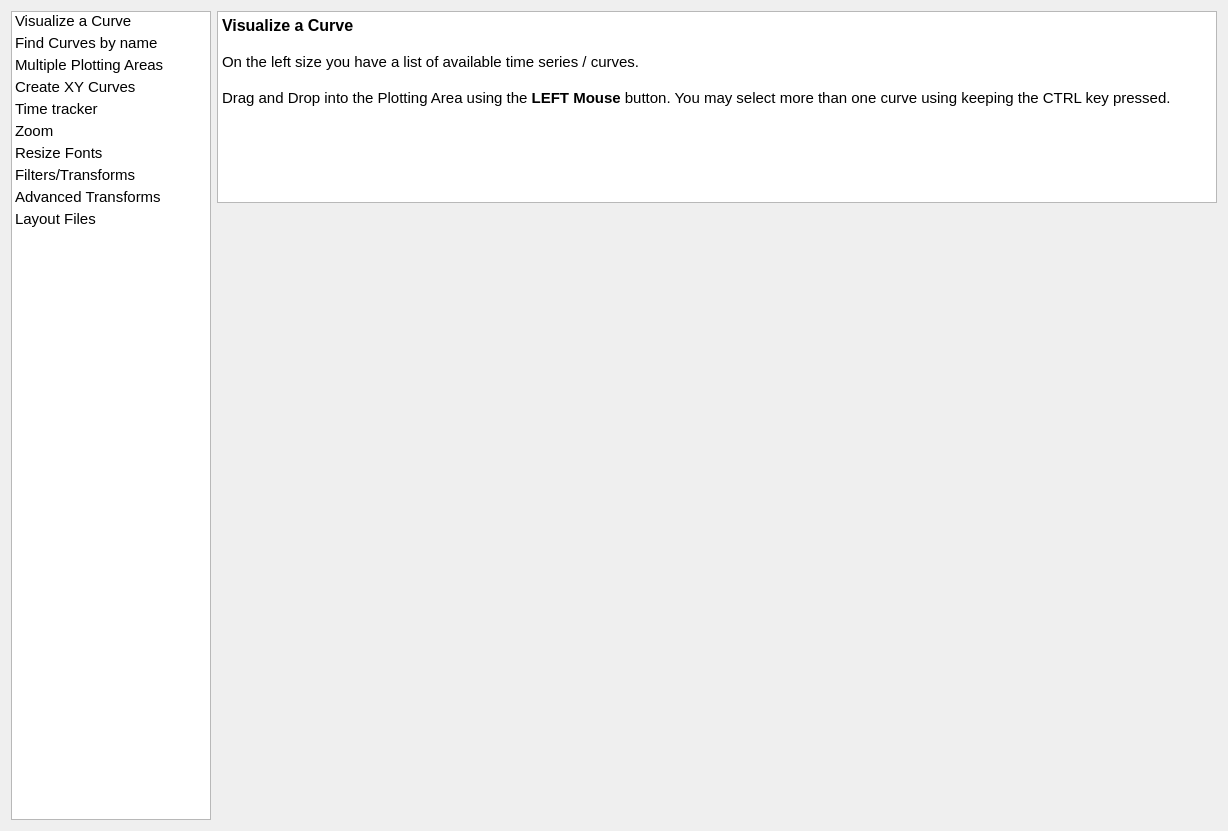
Before: the Qt Designer form plotjuggler_app/cheatsheet/cheatsheet_dialog.ui in ros2-gbp/plotjuggler-release, drawn with Qt 5.
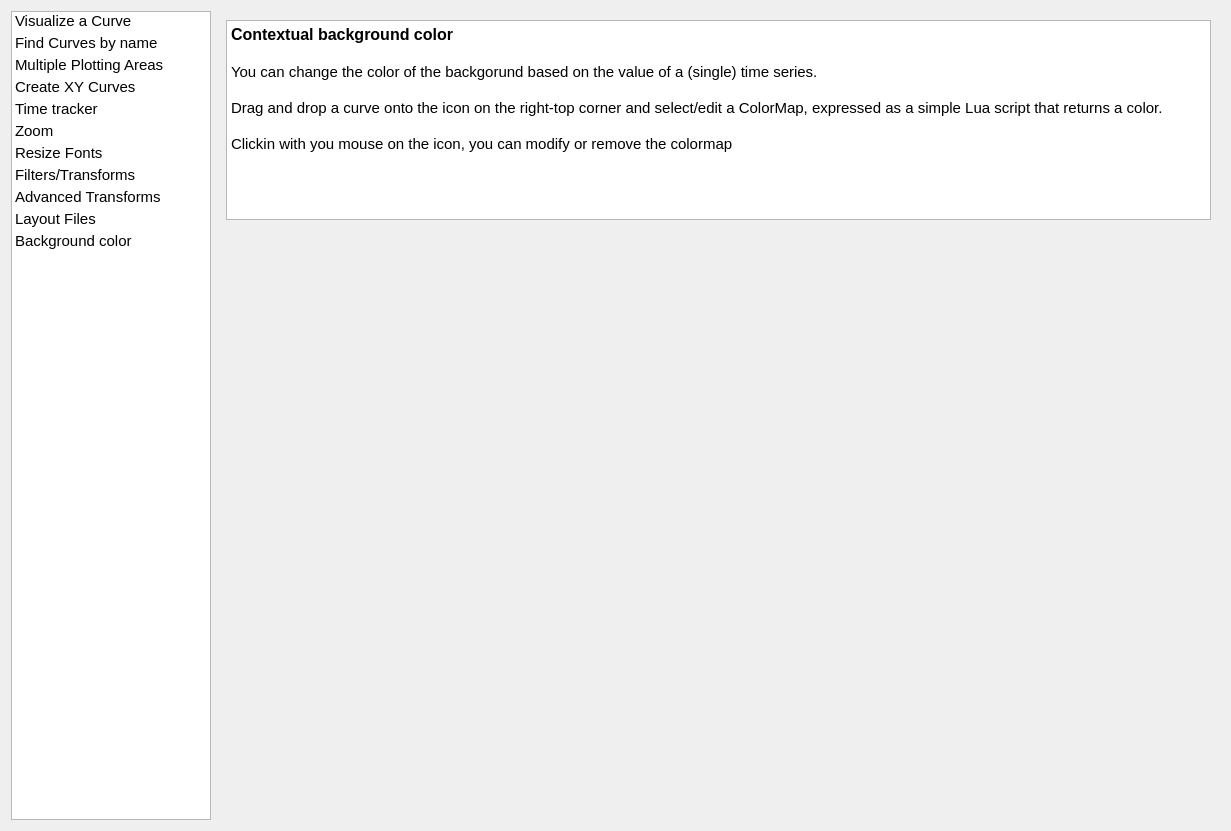
After: the same form once the commit is applied.

```diff
--- a/plotjuggler_app/cheatsheet/cheatsheet_dialog.ui
+++ b/plotjuggler_app/cheatsheet/cheatsheet_dialog.ui
@@ -6,7 +6,7 @@
    <rect>
     <x>0</x>
     <y>0</y>
-    <width>1226</width>
+    <width>1231</width>
     <height>831</height>
    </rect>
   </property>
@@ -94,6 +94,11 @@
          <string>Layout Files</string>
         </property>
        </item>
+       <item>
+        <property name="text">
+         <string>Background color</string>
+        </property>
+       </item>
       </widget>
      </item>
      <item>
@@ -105,7 +110,7 @@
         </size>
        </property>
        <property name="currentIndex">
-        <number>0</number>
+        <number>10</number>
        </property>
        <widget class="QWidget" name="page_1">
         <layout class="QVBoxLayout" name="verticalLayout" stretch="0,1">
@@ -123,6 +128,12 @@
          </property>
          <item>
           <widget class="QTextBrowser" name="textBrowser">
+           <property name="minimumSize">
+            <size>
+             <width>0</width>
+             <height>200</height>
+            </size>
+           </property>
            <property name="html">
             <string>&lt;!DOCTYPE HTML PUBLIC &quot;-//W3C//DTD HTML 4.0//EN&quot; &quot;http://www.w3.org/TR/REC-html40/strict.dtd&quot;&gt;
 &lt;html&gt;&lt;head&gt;&lt;meta name=&quot;qrichtext&quot; content=&quot;1&quot; /&gt;&lt;style type=&quot;text/css&quot;&gt;
@@ -589,6 +600,43 @@
          </item>
         </layout>
        </widget>
+       <widget class="QWidget" name="page_11">
+        <layout class="QVBoxLayout" name="verticalLayout_12" stretch="0,1">
+         <item>
+          <widget class="QTextBrowser" name="textBrowser_11">
+           <property name="minimumSize">
+            <size>
+             <width>0</width>
+             <height>200</height>
+            </size>
+           </property>
+           <property name="html">
+            <string>&lt;!DOCTYPE HTML PUBLIC &quot;-//W3C//DTD HTML 4.0//EN&quot; &quot;http://www.w3.org/TR/REC-html40/strict.dtd&quot;&gt;
+&lt;html&gt;&lt;head&gt;&lt;meta name=&quot;qrichtext&quot; content=&quot;1&quot; /&gt;&lt;style type=&quot;text/css&quot;&gt;
+p, li { white-space: pre-wrap; }
+&lt;/style&gt;&lt;/head&gt;&lt;body style=&quot; font-family:'Ubuntu'; font-size:11pt; font-weight:400; font-style:normal;&quot;&gt;
+&lt;p style=&quot; margin-top:0px; margin-bottom:0px; margin-left:0px; margin-right:0px; -qt-block-indent:0; text-indent:0px;&quot;&gt;&lt;span style=&quot; font-size:12pt; font-weight:600;&quot;&gt;Contextual background color&lt;/span&gt;&lt;/p&gt;
+&lt;p style=&quot;-qt-paragraph-type:empty; margin-top:0px; margin-bottom:0px; margin-left:0px; margin-right:0px; -qt-block-indent:0; text-indent:0px; font-size:12pt; font-weight:600;&quot;&gt;&lt;br /&gt;&lt;/p&gt;
+&lt;p style=&quot; margin-top:0px; margin-bottom:0px; margin-left:0px; margin-right:0px; -qt-block-indent:0; text-indent:0px;&quot;&gt;You can change the color of the backgorund based on the value of a (single) time series.&lt;/p&gt;
+&lt;p style=&quot;-qt-paragraph-type:empty; margin-top:0px; margin-bottom:0px; margin-left:0px; margin-right:0px; -qt-block-indent:0; text-indent:0px;&quot;&gt;&lt;br /&gt;&lt;/p&gt;
+&lt;p style=&quot; margin-top:0px; margin-bottom:0px; margin-left:0px; margin-right:0px; -qt-block-indent:0; text-indent:0px;&quot;&gt;Drag and drop a curve onto the icon on the right-top corner and select/edit a ColorMap, expressed as a simple Lua script that returns a color. &lt;/p&gt;
+&lt;p style=&quot;-qt-paragraph-type:empty; margin-top:0px; margin-bottom:0px; margin-left:0px; margin-right:0px; -qt-block-indent:0; text-indent:0px;&quot;&gt;&lt;br /&gt;&lt;/p&gt;
+&lt;p style=&quot; margin-top:0px; margin-bottom:0px; margin-left:0px; margin-right:0px; -qt-block-indent:0; text-indent:0px;&quot;&gt;Clickin with you mouse on the icon, you can modify or remove the colormap&lt;/p&gt;&lt;/body&gt;&lt;/html&gt;</string>
+           </property>
+          </widget>
+         </item>
+         <item>
+          <widget class="QLabel" name="labelImage_11">
+           <property name="text">
+            <string/>
+           </property>
+           <property name="scaledContents">
+            <bool>true</bool>
+           </property>
+          </widget>
+         </item>
+        </layout>
+       </widget>
       </widget>
      </item>
     </layout>
```
Left out of the diff: 94 changed lines with no effect on the pictures.
